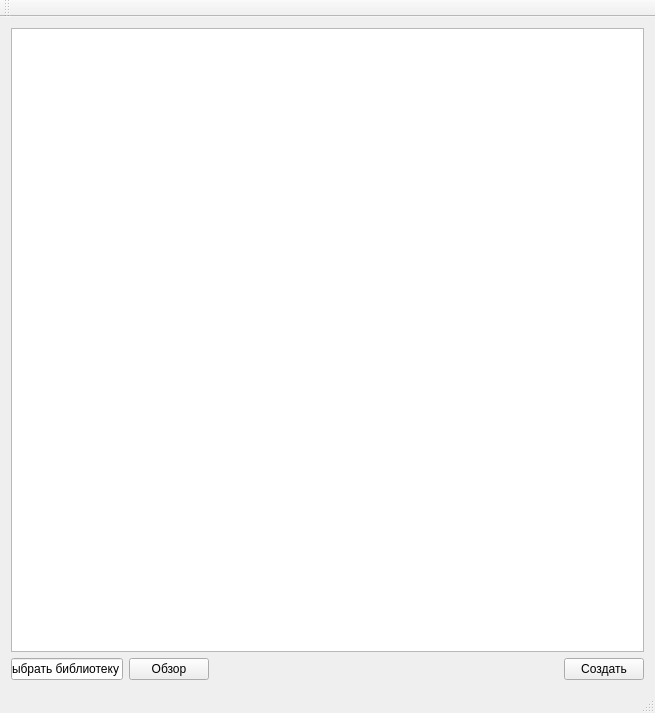
The window that mainwindow.ui (Skan9/Cross1) describes before a commit, drawn with Qt 5.
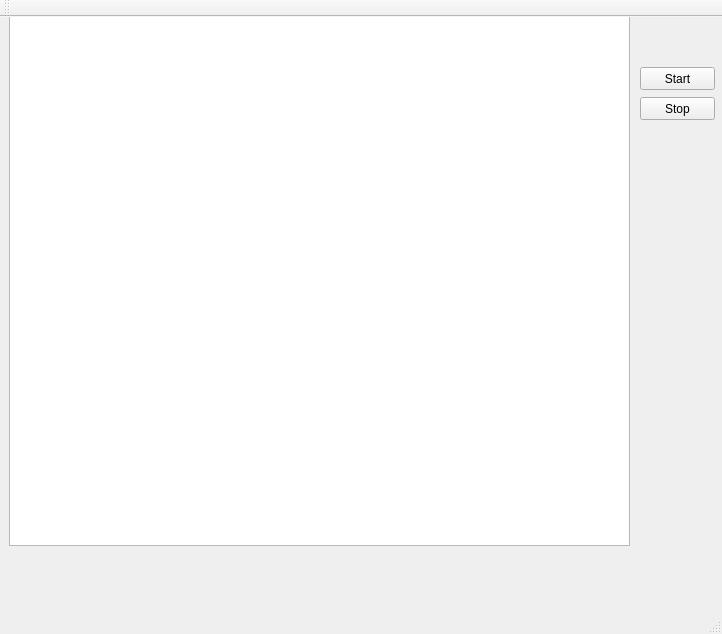
The same window after the commit.

```diff
--- a/mainwindow.ui
+++ b/mainwindow.ui
@@ -6,57 +6,62 @@
    <rect>
     <x>0</x>
     <y>0</y>
-    <width>655</width>
-    <height>713</height>
+    <width>722</width>
+    <height>634</height>
    </rect>
   </property>
   <property name="windowTitle">
    <string>MainWindow</string>
   </property>
   <widget class="QWidget" name="centralWidget">
-   <layout class="QGridLayout" name="gridLayout">
-    <item row="1" column="0">
-     <widget class="QLineEdit" name="lineEdit">
-      <property name="text">
-       <string>Выбрать библиотеку</string>
-      </property>
-     </widget>
-    </item>
-    <item row="1" column="3">
-     <widget class="QPushButton" name="pushButton">
-      <property name="text">
-       <string>Создать</string>
-      </property>
-     </widget>
-    </item>
-    <item row="1" column="1">
-     <widget class="QPushButton" name="pushButton_2">
-      <property name="text">
-       <string>Обзор</string>
-      </property>
-     </widget>
-    </item>
-    <item row="1" column="2">
-     <spacer name="horizontalSpacer">
-      <property name="orientation">
-       <enum>Qt::Horizontal</enum>
-      </property>
-      <property name="sizeHint" stdset="0">
-       <size>
-        <width>343</width>
-        <height>20</height>
-       </size>
-      </property>
-     </spacer>
-    </item>
-    <item row="0" column="0" colspan="4">
-     <widget class="QTableWidget" name="tableWidget">
-      <attribute name="horizontalHeaderDefaultSectionSize">
-       <number>30</number>
-      </attribute>
-     </widget>
-    </item>
-   </layout>
+   <widget class="QTableWidget" name="tableWidget">
+    <property name="geometry">
+     <rect>
+      <x>9</x>
+      <y>-12</y>
+      <width>621</width>
+      <height>541</height>
+     </rect>
+    </property>
+    <attribute name="horizontalHeaderDefaultSectionSize">
+     <number>10</number>
+    </attribute>
+    <attribute name="horizontalHeaderMinimumSectionSize">
+     <number>10</number>
+    </attribute>
+    <attribute name="verticalHeaderDefaultSectionSize">
+     <number>10</number>
+    </attribute>
+    <attribute name="verticalHeaderMinimumSectionSize">
+     <number>10</number>
+    </attribute>
+   </widget>
+   <widget class="QPushButton" name="pushButton">
+    <property name="geometry">
+     <rect>
+      <x>640</x>
+      <y>50</y>
+      <width>75</width>
+      <height>23</height>
+     </rect>
+    </property>
+    <property name="text">
+     <string>Start</string>
+    </property>
+   </widget>
+   <widget class="QPushButton" name="pushButton_2">
+    <property name="geometry">
+     <rect>
+      <x>640</x>
+      <y>80</y>
+      <width>75</width>
+      <height>23</height>
+     </rect>
+    </property>
+    <property name="text">
+     <string>Stop</string>
+    </property>
+   </widget>
   </widget>
   <widget class="QMenuBar" name="menuBar">
    <property name="geometry">
```
Left out of the diff: 2 changed lines with no effect on the pictures.
